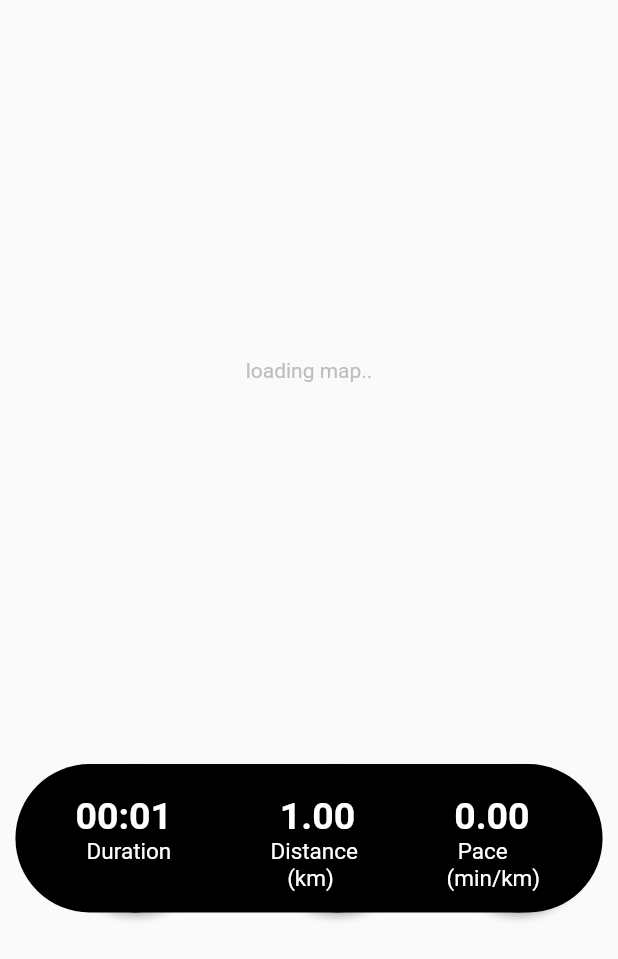
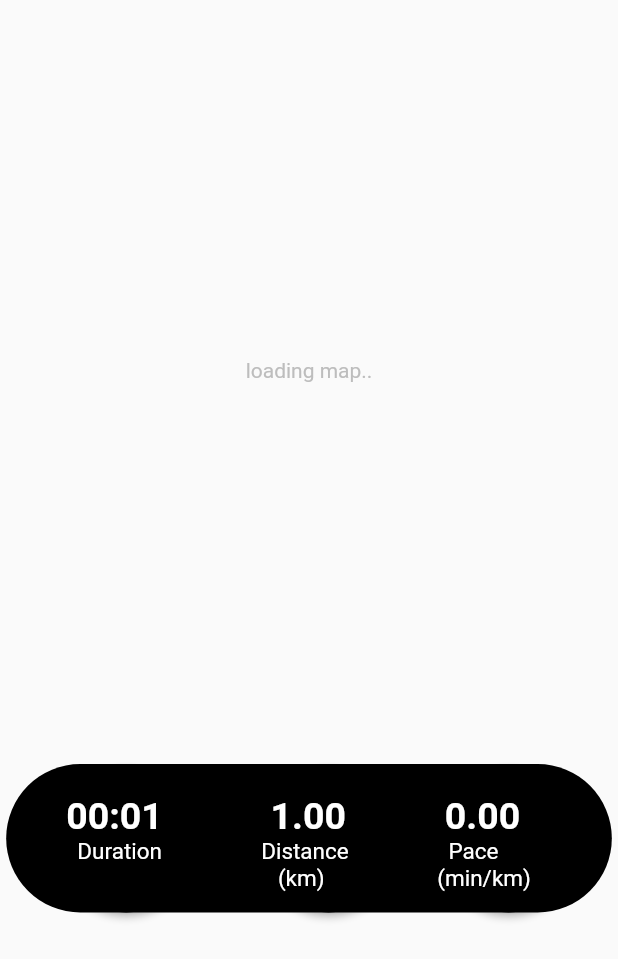
Before and after one commit to CrazedOwlBeast/Collaborative-Sport-Mobile, a Flutter app: the screen it shows after launch, after a tap on "GO!", on a phone screen of 412 x 824 dp. Shown: the top 959 px of the screen. Run offline on Flutter 3.47's test engine with Material 2 defaults, Android fonts, the phone set to English and light mode, and no system bars; our stand-ins replace geolocator, google_fonts, google_maps_flutter, permission_handler; missing offline and left inert: flutter_ble_peripheral, flutter_reactive_ble; Roboto replaces fonts that are missing (Avenir-Medium).

Commit message:
fixed android button padding

```diff
--- a/lib/active_workout.dart
+++ b/lib/active_workout.dart
@@ -15,8 +15,6 @@ class ActiveWorkout extends StatefulWidget {
 
 class _ActiveWorkoutState extends State<ActiveWorkout> {
     bool _changeDistance = false;
-    bool _changeSpeed = false;
-    bool _changeHeartrate = false;
 
     Completer<GoogleMapController> controller1 = Completer();
     Duration duration = Duration();
@@ -140,7 +138,7 @@ class _ActiveWorkoutState extends State<ActiveWorkout> {
               padding: const EdgeInsets.fromLTRB(0, 15, 0, 0),
               child: SizedBox(
                 height: screenHeight * 0.12,
-                width: screenWidth * 0.95,
+                width: screenWidth * 0.98,
                 child: DecoratedBox(
                   decoration: BoxDecoration(color: Colors.black, borderRadius: BorderRadius.circular(75.0)),
                   child: Row(
@@ -211,7 +209,7 @@ class _ActiveWorkoutState extends State<ActiveWorkout> {
                             ElevatedButton(
                                 onPressed: () {
                                   setState(() {
-                                    _changeSpeed = !_changeSpeed;
+                                    _changeDistance = !_changeDistance;
                                   });
                                 },
                                 style: ButtonStyle(
@@ -223,7 +221,7 @@ class _ActiveWorkoutState extends State<ActiveWorkout> {
                                 child: SizedBox(
                                     height: 100,
                                     width: 120,
-                                child: _changeSpeed ?
+                                child: _changeDistance ?
                                 RichText(
                                     text: TextSpan(
                                         text: '  ${(duration.inMinutes / (distance / 1609)).toStringAsFixed(2)}',
--- a/lib/home_screen.dart
+++ b/lib/home_screen.dart
@@ -207,7 +207,7 @@ class _HomeScreenState extends State<HomeScreen> {
                               )
                     ),
                     Padding(
-                        padding: EdgeInsets.fromLTRB(screenWidth * 0.08, 580, 30, 0),
+                        padding: EdgeInsets.fromLTRB(screenWidth * 0.08, screenHeight * 0.63, 30, 0),
                         child: ElevatedButton(
                           style: ButtonStyle(
                             shape: MaterialStateProperty.all(const CircleBorder()),
@@ -223,7 +223,7 @@ class _HomeScreenState extends State<HomeScreen> {
                         ),
                     ),
                     Padding(
-                      padding: EdgeInsets.fromLTRB((screenWidth - 65 )/ 2, 580, 30, 0),
+                      padding: EdgeInsets.fromLTRB((screenWidth - 65 )/ 2, screenHeight * 0.63, 30, 0),
                       child: ElevatedButton(
                           style: ButtonStyle(
                             shape: MaterialStateProperty.all(const CircleBorder()),
@@ -242,7 +242,7 @@ class _HomeScreenState extends State<HomeScreen> {
                       ),
                     ),
                     Padding(
-                      padding: EdgeInsets.fromLTRB(screenWidth * 0.78, 580, 30, 0),
+                      padding: EdgeInsets.fromLTRB(screenWidth * 0.78, screenHeight * 0.63, 30, 0),
                       child: ElevatedButton(
                         style: ButtonStyle(
                           shape: MaterialStateProperty.all(const CircleBorder()),
```
